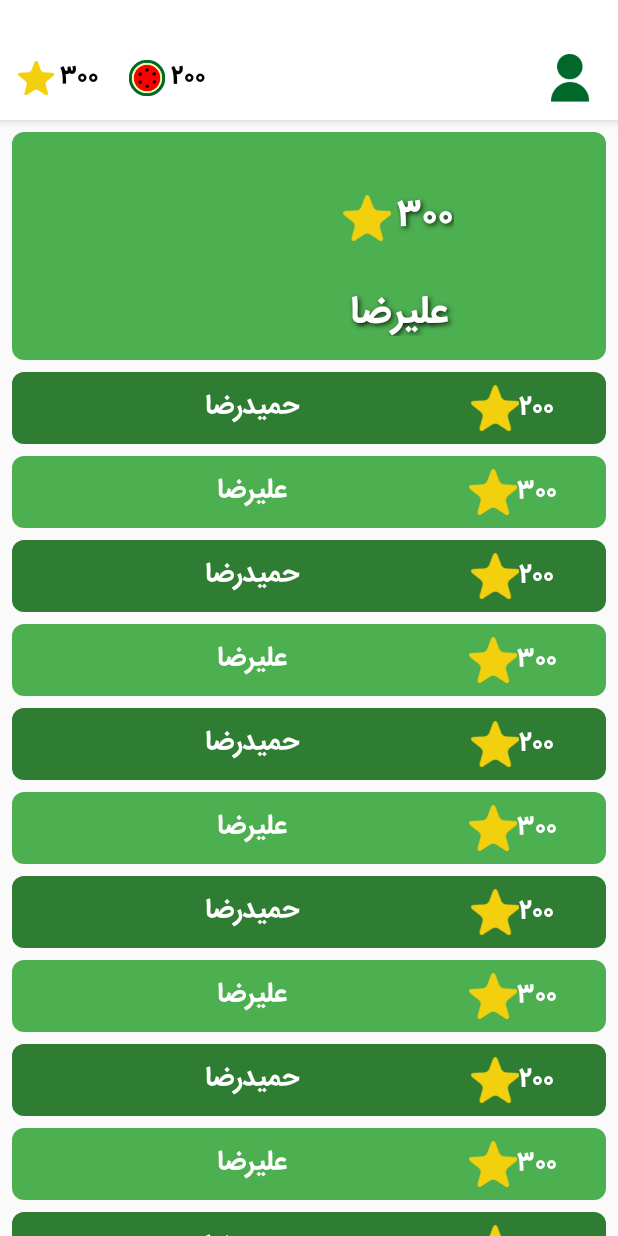
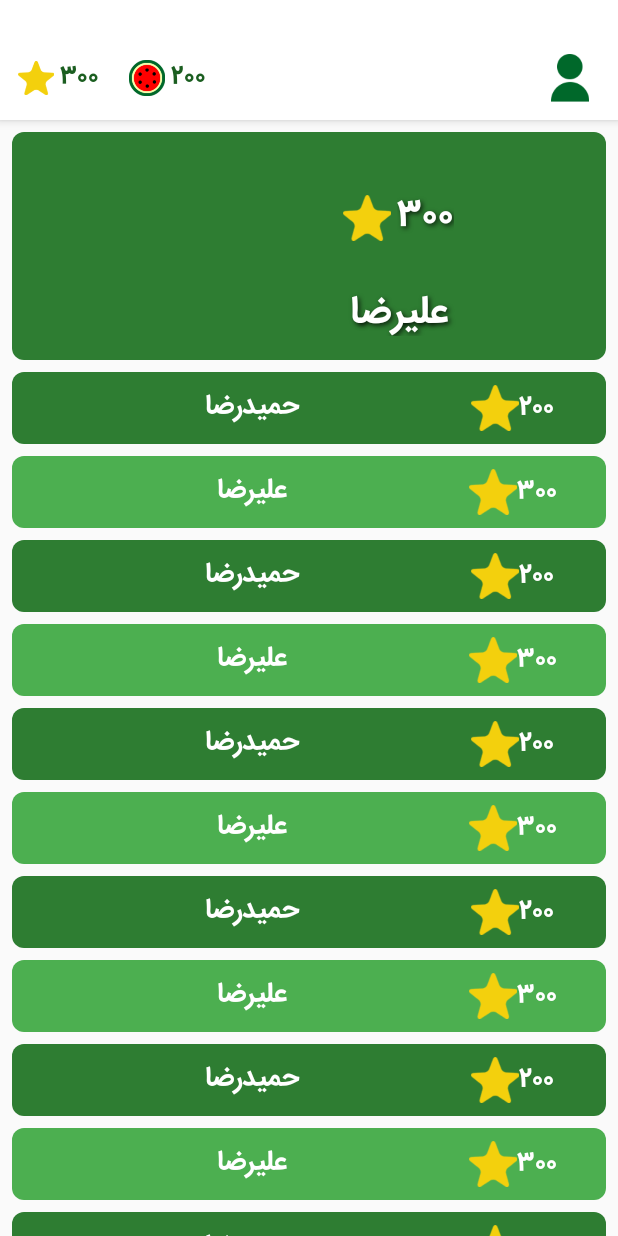
Before and after one commit to xei/khandevaneh, an Android app: the LeaderBoardActivity screen opened directly, with no data from a screen before it, on a phone screen of 412 x 824 dp. Run offline under Robolectric (Android 15) with nearby library versions, the phone set to English and light mode, and no system bars; libraries missing offline, so code that uses them is left out: com.facebook.drawee; plain views replace SimpleDraweeView; 4 statements that could not run were skipped.

Commit message:
modify score color

```diff
--- a/app/src/main/res/values/colors.xml
+++ b/app/src/main/res/values/colors.xml
@@ -24,7 +24,7 @@
 
     <!-- HomeActivity -->
     <color name="background_home_toolbar">#fff</color>
-    <color name="text_toolbar_home_score">#000</color>
+    <color name="text_toolbar_home_score">#1b5e20</color>
     <color name="background_home">#dbf400</color>
 
     <!-- LeaderBoardActivity -->
```
